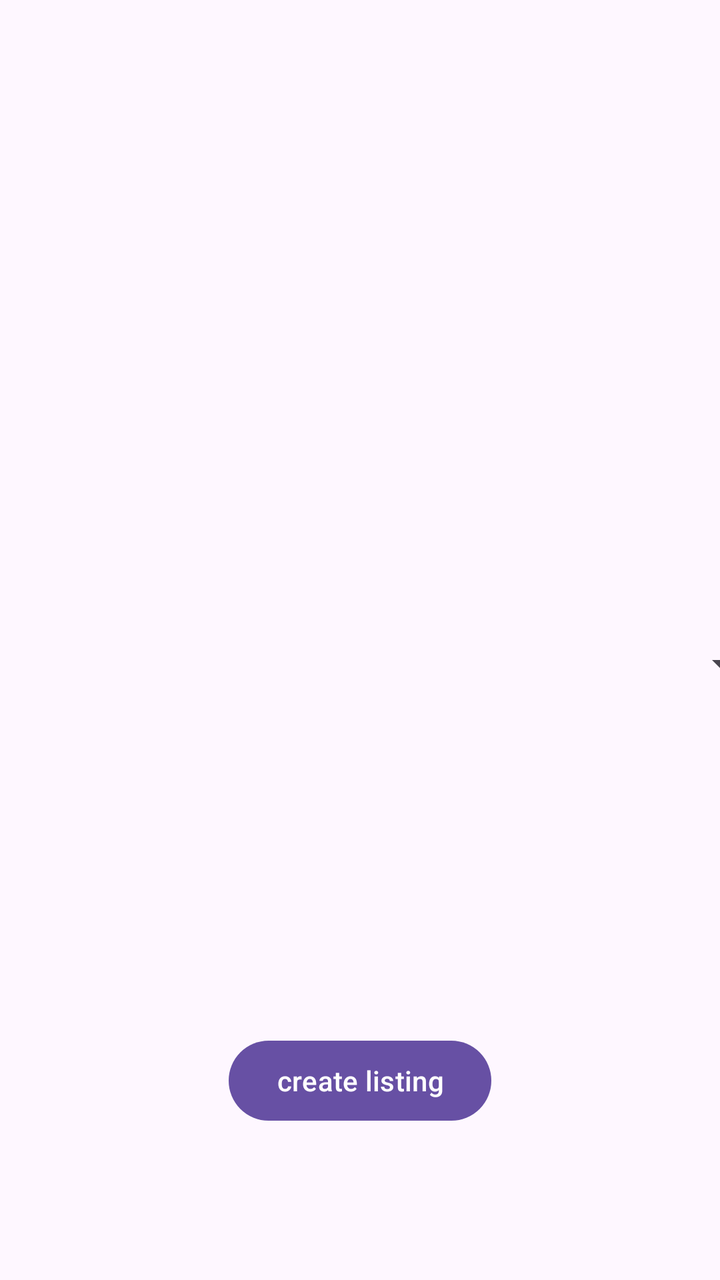
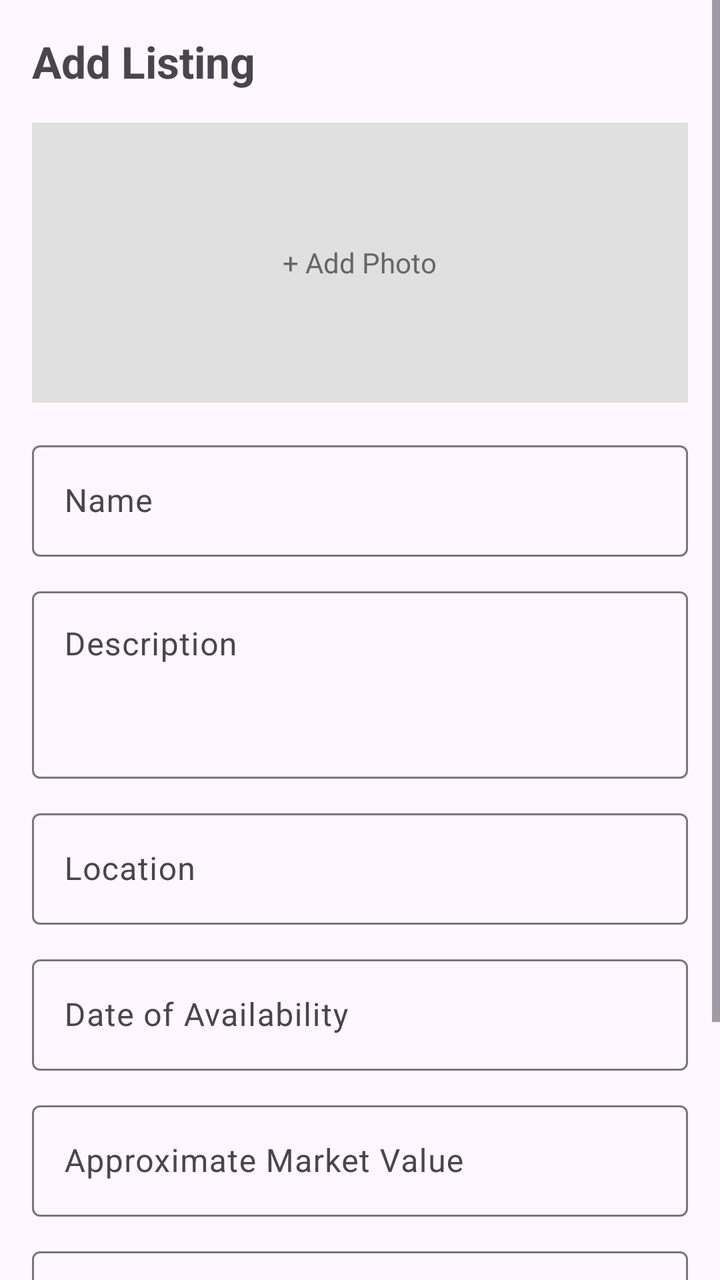

Screens rendered from an Android XML layout before and after an edit, with the pre-edit source and the edit as a unified diff.
<!-- AndroidManifest.xml: application theme Theme._3130_grp8_app -->
<!-- res/layout/add_product_activity.xml -->
<?xml version="1.0" encoding="utf-8"?>
<androidx.constraintlayout.widget.ConstraintLayout xmlns:android="http://schemas.android.com/apk/res/android"
    xmlns:app="http://schemas.android.com/apk/res-auto"
    xmlns:tools="http://schemas.android.com/tools"
    android:layout_width="match_parent"
    android:layout_height="match_parent">

    <com.google.android.material.textfield.TextInputLayout
        android:id="@+id/PostingTitleContainer"
        android:layout_width="409dp"
        android:layout_height="wrap_content"
        android:layout_marginStart="1dp"
        android:layout_marginTop="192dp"
        android:layout_marginEnd="1dp"
        android:layout_marginBottom="478dp"
        app:layout_constraintBottom_toBottomOf="parent"
        app:layout_constraintEnd_toEndOf="parent"
        app:layout_constraintStart_toStartOf="parent"
        app:layout_constraintTop_toTopOf="parent">

        <com.google.android.material.textfield.TextInputEditText
            android:id="@+id/InputTitle"
            android:layout_width="match_parent"
            android:layout_height="wrap_content"
            android:hint="Input Posting Title" />
    </com.google.android.material.textfield.TextInputLayout>

    <Button
        android:id="@+id/createListing"
        android:layout_width="wrap_content"
        android:layout_height="wrap_content"
        android:layout_marginStart="140dp"
        android:layout_marginTop="362dp"
        android:layout_marginEnd="140dp"
        android:layout_marginBottom="68dp"
        android:text="create listing"
        app:layout_constraintBottom_toBottomOf="parent"
        app:layout_constraintEnd_toEndOf="parent"
        app:layout_constraintStart_toStartOf="parent"
        app:layout_constraintTop_toBottomOf="@+id/PostingTitleContainer" />

    <Spinner
        android:id="@+id/CategorySpinner"
        android:layout_width="409dp"
        android:layout_height="wrap_content"
        android:layout_marginStart="1dp"
        android:layout_marginTop="320dp"
        android:layout_marginEnd="1dp"
        app:layout_constraintEnd_toEndOf="parent"
        app:layout_constraintStart_toStartOf="parent"
        app:layout_constraintTop_toTopOf="parent" />

</androidx.constraintlayout.widget.ConstraintLayout>
<!-- resources referenced by this layout -->
<resources>
  <style name="Theme._3130_grp8_app" parent="Base.Theme._3130_grp8_app" />
  <style name="Base.Theme._3130_grp8_app" parent="Theme.Material3.DayNight.NoActionBar">
          
          
      </style>
</resources>

<!-- the commit's change to res/layout/add_product_activity.xml (unified diff, before → after) -->
@@ -1,53 +1,138 @@
 <?xml version="1.0" encoding="utf-8"?>
-<androidx.constraintlayout.widget.ConstraintLayout xmlns:android="http://schemas.android.com/apk/res/android"
+<ScrollView xmlns:android="http://schemas.android.com/apk/res/android"
     xmlns:app="http://schemas.android.com/apk/res-auto"
-    xmlns:tools="http://schemas.android.com/tools"
     android:layout_width="match_parent"
-    android:layout_height="match_parent">
+    android:layout_height="match_parent"
+    android:fillViewport="true">
+    
+    <LinearLayout
+        android:layout_width="match_parent"
+        android:layout_height="wrap_content"
+        android:orientation="vertical"
+        android:padding="16dp">
+        
+        <TextView
+            android:id="@+id/addListingTitle"
+            android:layout_width="wrap_content"
+            android:layout_height="wrap_content"
+            android:layout_marginBottom="16dp"
+            android:text="Add Listing"
+            android:textSize="22sp"
+            android:textStyle="bold"/>
+        
+        <FrameLayout
+            android:id="@+id/addPhotoPlaceholder"
+            android:layout_width="match_parent"
+            android:layout_height="140dp"
+            android:layout_marginBottom="16dp"
+            android:background="#E0E0E0"
+            android:clickable="true"
+            android:focusable="true">
+
+            <TextView
+                android:layout_width="wrap_content"
+                android:layout_height="wrap_content"
+                android:layout_gravity="center"
+                android:text="+ Add Photo"
+                android:textColor="#666666" />
+        </FrameLayout>
 
     <com.google.android.material.textfield.TextInputLayout
         android:id="@+id/PostingTitleContainer"
-        android:layout_width="409dp"
+        android:layout_width="match_parent"
         android:layout_height="wrap_content"
-        android:layout_marginStart="1dp"
-        android:layout_marginTop="192dp"
-        android:layout_marginEnd="1dp"
-        android:layout_marginBottom="478dp"
-        app:layout_constraintBottom_toBottomOf="parent"
-        app:layout_constraintEnd_toEndOf="parent"
-        app:layout_constraintStart_toStartOf="parent"
-        app:layout_constraintTop_toTopOf="parent">
+        android:layout_marginBottom="12dp">
 
         <com.google.android.material.textfield.TextInputEditText
             android:id="@+id/InputTitle"
             android:layout_width="match_parent"
             android:layout_height="wrap_content"
-            android:hint="Input Posting Title" />
+            android:hint="Name" />
     </com.google.android.material.textfield.TextInputLayout>
+
+    <com.google.android.material.textfield.TextInputLayout
+        android:id="@+id/descriptionContainer"
+        android:layout_width="match_parent"
+        android:layout_height="wrap_content"
+        android:layout_marginBottom="12dp">
+
+        <com.google.android.material.textfield.TextInputEditText
+            android:id="@+id/InputDescription"
+            android:layout_width="match_parent"
+            android:layout_height="wrap_content"
+            android:minLines="3"
+            android:gravity="top"
+            android:inputType="textMultiLine"
+            android:hint="Description" />
+    </com.google.android.material.textfield.TextInputLayout>
+
+    <com.google.android.material.textfield.TextInputLayout
+        android:id="@+id/locationContainer"
+        android:layout_width="match_parent"
+        android:layout_height="wrap_content"
+        android:layout_marginBottom="12dp">
+
+        <com.google.android.material.textfield.TextInputEditText
+            android:id="@+id/InputLocation"
+            android:layout_width="match_parent"
+            android:layout_height="wrap_content"
+            android:hint="Location"/>
+
+    </com.google.android.material.textfield.TextInputLayout>
+
+    <com.google.android.material.textfield.TextInputLayout
+        android:id="@+id/dateContainer"
+        android:layout_width="match_parent"
+        android:layout_height="wrap_content"
+        android:layout_marginBottom="12dp">
+
+        <com.google.android.material.textfield.TextInputEditText
+            android:id="@+id/InputDate"
+            android:layout_width="match_parent"
+            android:layout_height="wrap_content"
+            android:hint="Date of Availability" />
+    </com.google.android.material.textfield.TextInputLayout>
+
+    <com.google.android.material.textfield.TextInputLayout
+        android:id="@+id/marketValueContainer"
+        android:layout_width="match_parent"
+        android:layout_height="wrap_content"
+        android:layout_marginBottom="12dp">
+
+        <com.google.android.material.textfield.TextInputEditText
+            android:id="@+id/InputMarketValue"
+            android:layout_width="match_parent"
+            android:layout_height="wrap_content"
+            android:inputType="numberDecimal"
+            android:hint="Approximate Market Value" />
+
+    </com.google.android.material.textfield.TextInputLayout>
+
+    <com.google.android.material.textfield.TextInputLayout
+        android:id="@+id/preferredItemsContainer"
+        android:layout_width="match_parent"
+        android:layout_height="wrap_content"
+        android:layout_marginBottom="12dp">
+
+        <com.google.android.material.textfield.TextInputEditText
+            android:id="@+id/InputPreferredItems"
+            android:layout_width="match_parent"
+            android:layout_height="wrap_content"
+            android:hint="Preferred Items" />
+
+    </com.google.android.material.textfield.TextInputLayout>
+
+    <Spinner
+        android:id="@+id/CategorySpinner"
+        android:layout_width="match_parent"
+        android:layout_height="wrap_content"
+        android:layout_marginBottom="20dp"/>
 
     <Button
         android:id="@+id/createListing"
-        android:layout_width="wrap_content"
+        android:layout_width="match_parent"
         android:layout_height="wrap_content"
-        android:layout_marginStart="140dp"
-        android:layout_marginTop="362dp"
-        android:layout_marginEnd="140dp"
-        android:layout_marginBottom="68dp"
-        android:text="create listing"
-        app:layout_constraintBottom_toBottomOf="parent"
-        app:layout_constraintEnd_toEndOf="parent"
-        app:layout_constraintStart_toStartOf="parent"
-        app:layout_constraintTop_toBottomOf="@+id/PostingTitleContainer" />
+        android:text="Post Listing"/>
 
-    <Spinner
-        android:id="@+id/CategorySpinner"
-        android:layout_width="409dp"
-        android:layout_height="wrap_content"
-        android:layout_marginStart="1dp"
-        android:layout_marginTop="320dp"
-        android:layout_marginEnd="1dp"
-        app:layout_constraintEnd_toEndOf="parent"
-        app:layout_constraintStart_toStartOf="parent"
-        app:layout_constraintTop_toTopOf="parent" />
-
-</androidx.constraintlayout.widget.ConstraintLayout>
+    </LinearLayout>
+</ScrollView>
